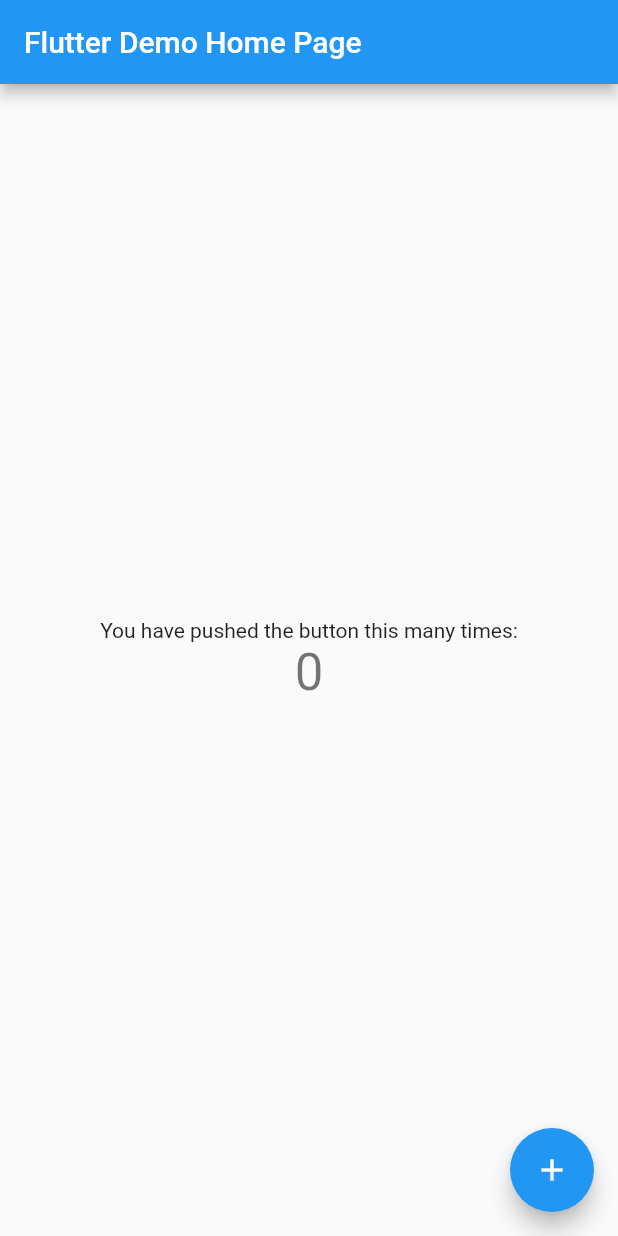
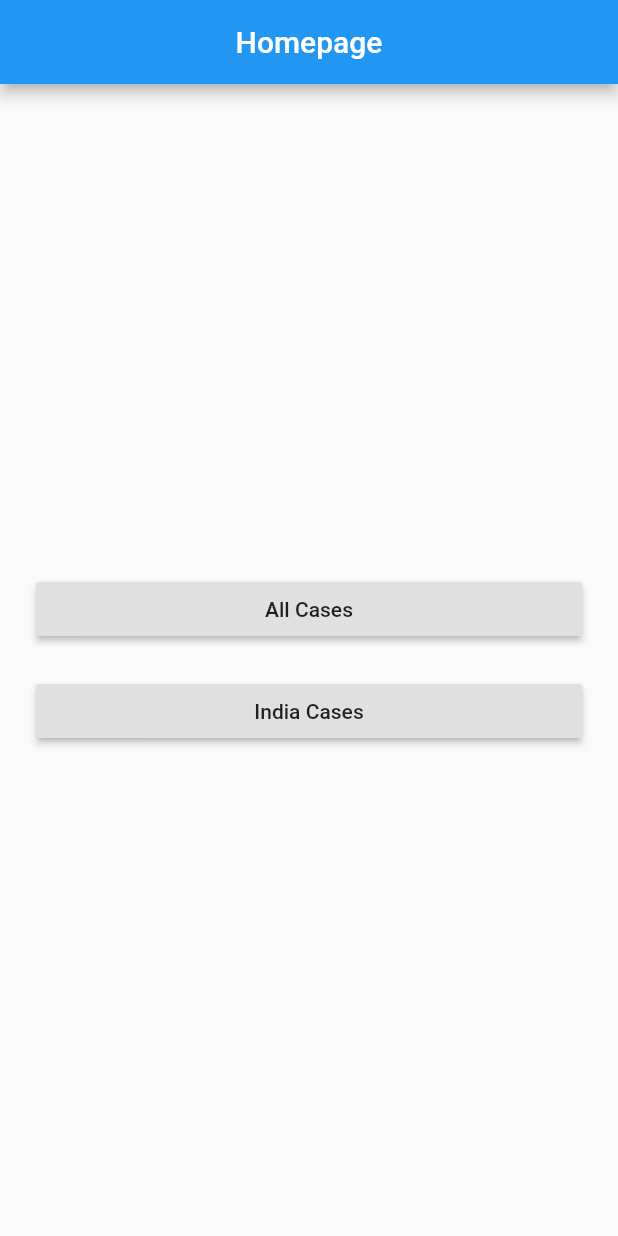
Before and after one commit to farzak4/project2_week1, a Flutter app: the screen it shows after launch, on a phone screen of 412 x 824 dp. Run offline on Flutter 3.47's test engine with Material 2 defaults, Android fonts, the phone set to English and light mode, and no system bars.

Commit message:
project 2 menambah 3 file yg sudah pernah di buat

```diff
--- a/project2_week1/lib/main.dart
+++ b/project2_week1/lib/main.dart
@@ -1,4 +1,6 @@
 import 'package:flutter/material.dart';
+import 'package:project2_week1/all_cases.dart';
+import 'package:project2_week1/india_case.dart';
 
 void main() {
   runApp(MyApp());
@@ -10,108 +12,59 @@ class MyApp extends StatelessWidget {
   Widget build(BuildContext context) {
     return MaterialApp(
       title: 'Flutter Demo',
+      debugShowCheckedModeBanner: false,
       theme: ThemeData(
-        // This is the theme of your application.
-        //
-        // Try running your application with "flutter run". You'll see the
-        // application has a blue toolbar. Then, without quitting the app, try
-        // changing the primarySwatch below to Colors.green and then invoke
-        // "hot reload" (press "r" in the console where you ran "flutter run",
-        // or simply save your changes to "hot reload" in a Flutter IDE).
-        // Notice that the counter didn't reset back to zero; the application
-        // is not restarted.
         primarySwatch: Colors.blue,
-        // This makes the visual density adapt to the platform that you run
-        // the app on. For desktop platforms, the controls will be smaller and
-        // closer together (more dense) than on mobile platforms.
-        visualDensity: VisualDensity.adaptivePlatformDensity,
       ),
-      home: MyHomePage(title: 'Flutter Demo Home Page'),
+      home: MyHomePage(),
     );
   }
 }
 
 class MyHomePage extends StatefulWidget {
-  MyHomePage({Key key, this.title}) : super(key: key);
-
-  // This widget is the home page of your application. It is stateful, meaning
-  // that it has a State object (defined below) that contains fields that affect
-  // how it looks.
-
-  // This class is the configuration for the state. It holds the values (in this
-  // case the title) provided by the parent (in this case the App widget) and
-  // used by the build method of the State. Fields in a Widget subclass are
-  // always marked "final".
-
-  final String title;
-
   @override
   _MyHomePageState createState() => _MyHomePageState();
 }
 
 class _MyHomePageState extends State<MyHomePage> {
-  int _counter = 0;
-
-  void _incrementCounter() {
-    setState(() {
-      // This call to setState tells the Flutter framework that something has
-      // changed in this State, which causes it to rerun the build method below
-      // so that the display can reflect the updated values. If we changed
-      // _counter without calling setState(), then the build method would not be
-      // called again, and so nothing would appear to happen.
-      _counter++;
-    });
-  }
-
   @override
   Widget build(BuildContext context) {
-    // This method is rerun every time setState is called, for instance as done
-    // by the _incrementCounter method above.
-    //
-    // The Flutter framework has been optimized to make rerunning build methods
-    // fast, so that you can just rebuild anything that needs updating rather
-    // than having to individually change instances of widgets.
     return Scaffold(
       appBar: AppBar(
-        // Here we take the value from the MyHomePage object that was created by
-        // the App.build method, and use it to set our appbar title.
-        title: Text(widget.title),
+        title: Text("Homepage"),
+        centerTitle: true,
       ),
-      body: Center(
-        // Center is a layout widget. It takes a single child and positions it
-        // in the middle of the parent.
+      body: Container(
+        child: Center(
           child: Column(
-          // Column is also a layout widget. It takes a list of children and
-          // arranges them vertically. By default, it sizes itself to fit its
-          // children horizontally, and tries to be as tall as its parent.
-          //
-          // Invoke "debug painting" (press "p" in the console, choose the
-          // "Toggle Debug Paint" action from the Flutter Inspector in Android
-          // Studio, or the "Toggle Debug Paint" command in Visual Studio Code)
-          // to see the wireframe for each widget.
-          //
-          // Column has various properties to control how it sizes itself and
-          // how it positions its children. Here we use mainAxisAlignment to
-          // center the children vertically; the main axis here is the vertical
-          // axis because Columns are vertical (the cross axis would be
-          // horizontal).
             mainAxisAlignment: MainAxisAlignment.center,
             children: <Widget>[
-            Text(
-              'You have pushed the button this many times:',
+              Container(
+                margin: EdgeInsets.fromLTRB(24, 10, 24, 10),
+                width: double.infinity,
+                child: RaisedButton(
+                  onPressed: () {
+                    Navigator.push(context,
+                        MaterialPageRoute(builder: (context) => All()));
+                  },
+                  child: Text("All Cases"),
                 ),
-            Text(
-              '$_counter',
-              style: Theme.of(context).textTheme.headline4,
+              ),
+              Container(
+                margin: EdgeInsets.fromLTRB(24, 10, 24, 10),
+                width: double.infinity,
+                child: RaisedButton(
+                  onPressed: () {
+                    Navigator.push(context,
+                        MaterialPageRoute(builder: (context) => India()));
+                  },
+                  child: Text("India Cases"),
+                ),
               ),
             ],
           ),
         ),
-      floatingActionButton: FloatingActionButton(
-        onPressed: _incrementCounter,
-        tooltip: 'Increment',
-        child: Icon(Icons.add),
-      ), // This trailing comma makes auto-formatting nicer for build methods.
+      ),
     );
   }
 }
```
Also changed, not shown: project2_week1/lib/all_cases.dart (added, +119 -0 lines), project2_week1/lib/india_case.dart (added, +84 -0 lines). Lines whose indentation alone changed are shown as unchanged.
